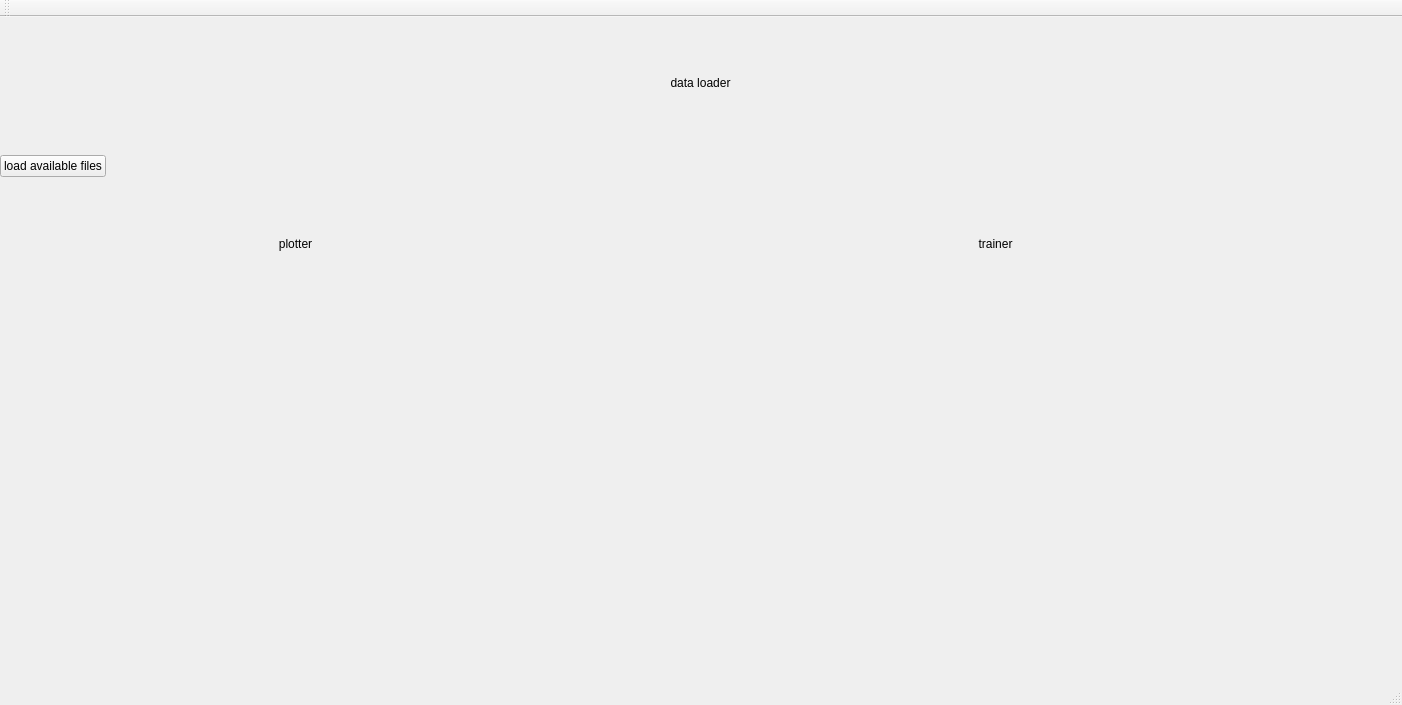
Old version of the form gui/controlboard.ui in the repository wiederin/linear-regression-pipeline.
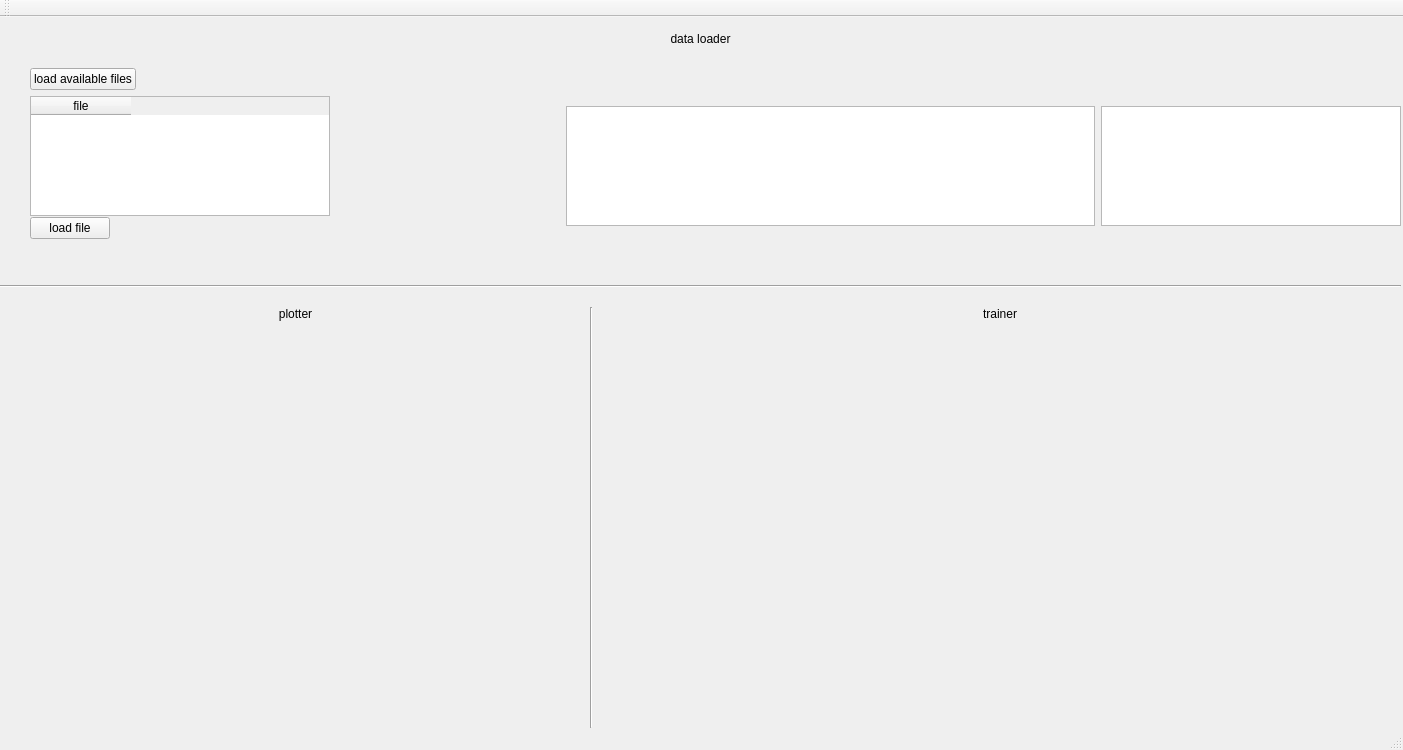
New version of the form.

Commit message: readme gui gen. note and controlboard gui file list implemented + basic layout

```diff
--- a/gui/controlboard.ui
+++ b/gui/controlboard.ui
@@ -6,12 +6,24 @@
    <rect>
     <x>0</x>
     <y>0</y>
-    <width>1402</width>
-    <height>705</height>
+    <width>1403</width>
+    <height>750</height>
    </rect>
   </property>
+  <property name="sizePolicy">
+   <sizepolicy hsizetype="Maximum" vsizetype="Maximum">
+    <horstretch>0</horstretch>
+    <verstretch>0</verstretch>
+   </sizepolicy>
+  </property>
+  <property name="maximumSize">
+   <size>
+    <width>16777215</width>
+    <height>16777215</height>
+   </size>
+  </property>
   <property name="windowTitle">
-   <string>pipeline controlboard</string>
+   <string>controlboard</string>
   </property>
   <property name="unifiedTitleAndToolBarOnMac">
    <bool>true</bool>
@@ -23,7 +35,7 @@
       <x>0</x>
       <y>0</y>
       <width>1401</width>
-      <height>221</height>
+      <height>288</height>
      </rect>
     </property>
     <layout class="QVBoxLayout" name="data_module">
@@ -35,6 +47,18 @@
          <verstretch>0</verstretch>
         </sizepolicy>
        </property>
+       <property name="minimumSize">
+        <size>
+         <width>0</width>
+         <height>0</height>
+        </size>
+       </property>
+       <property name="maximumSize">
+        <size>
+         <width>16777215</width>
+         <height>15</height>
+        </size>
+       </property>
        <property name="text">
         <string>data loader</string>
        </property>
@@ -44,15 +68,143 @@
       </widget>
      </item>
      <item>
-      <widget class="QPushButton" name="lfs_button">
-       <property name="sizePolicy">
-        <sizepolicy hsizetype="Maximum" vsizetype="Maximum">
-         <horstretch>0</horstretch>
-         <verstretch>0</verstretch>
-        </sizepolicy>
-       </property>
-       <property name="text">
-        <string>load available files</string>
+      <layout class="QHBoxLayout" name="horizontalLayout_3">
+       <item>
+        <spacer name="horizontalSpacer">
+         <property name="orientation">
+          <enum>Qt::Horizontal</enum>
+         </property>
+         <property name="sizeType">
+          <enum>QSizePolicy::Fixed</enum>
+         </property>
+         <property name="sizeHint" stdset="0">
+          <size>
+           <width>30</width>
+           <height>10</height>
+          </size>
+         </property>
+        </spacer>
+       </item>
+       <item>
+        <layout class="QVBoxLayout" name="verticalLayout">
+         <item alignment="Qt::AlignLeft">
+          <widget class="QPushButton" name="lfs_button">
+           <property name="sizePolicy">
+            <sizepolicy hsizetype="Maximum" vsizetype="Maximum">
+             <horstretch>0</horstretch>
+             <verstretch>0</verstretch>
+            </sizepolicy>
+           </property>
+           <property name="text">
+            <string>load available files</string>
+           </property>
+          </widget>
+         </item>
+         <item alignment="Qt::AlignLeft|Qt::AlignVCenter">
+          <widget class="QTableWidget" name="file_list_view">
+           <property name="sizePolicy">
+            <sizepolicy hsizetype="Maximum" vsizetype="Ignored">
+             <horstretch>0</horstretch>
+             <verstretch>0</verstretch>
+            </sizepolicy>
+           </property>
+           <property name="minimumSize">
+            <size>
+             <width>300</width>
+             <height>120</height>
+            </size>
+           </property>
+           <property name="maximumSize">
+            <size>
+             <width>130</width>
+             <height>100</height>
+            </size>
+           </property>
+           <column>
+            <property name="text">
+             <string>file</string>
+            </property>
+           </column>
+          </widget>
+         </item>
+         <item>
+          <spacer name="verticalSpacer">
+           <property name="orientation">
+            <enum>Qt::Vertical</enum>
+           </property>
+           <property name="sizeType">
+            <enum>QSizePolicy::Fixed</enum>
+           </property>
+           <property name="sizeHint" stdset="0">
+            <size>
+             <width>20</width>
+             <height>20</height>
+            </size>
+           </property>
+          </spacer>
+         </item>
+         <item alignment="Qt::AlignLeft|Qt::AlignVCenter">
+          <widget class="QPushButton" name="lf_button">
+           <property name="enabled">
+            <bool>true</bool>
+           </property>
+           <property name="sizePolicy">
+            <sizepolicy hsizetype="Maximum" vsizetype="Maximum">
+             <horstretch>0</horstretch>
+             <verstretch>0</verstretch>
+            </sizepolicy>
+           </property>
+           <property name="maximumSize">
+            <size>
+             <width>150</width>
+             <height>16777215</height>
+            </size>
+           </property>
+           <property name="text">
+            <string>load file</string>
+           </property>
+          </widget>
+         </item>
+        </layout>
+       </item>
+       <item>
+        <widget class="QTextBrowser" name="textBrowser">
+         <property name="sizePolicy">
+          <sizepolicy hsizetype="Maximum" vsizetype="Maximum">
+           <horstretch>0</horstretch>
+           <verstretch>0</verstretch>
+          </sizepolicy>
+         </property>
+         <property name="maximumSize">
+          <size>
+           <width>700</width>
+           <height>120</height>
+          </size>
+         </property>
+        </widget>
+       </item>
+       <item>
+        <widget class="QTextBrowser" name="textBrowser_2">
+         <property name="sizePolicy">
+          <sizepolicy hsizetype="Maximum" vsizetype="Maximum">
+           <horstretch>0</horstretch>
+           <verstretch>0</verstretch>
+          </sizepolicy>
+         </property>
+         <property name="maximumSize">
+          <size>
+           <width>300</width>
+           <height>120</height>
+          </size>
+         </property>
+        </widget>
+       </item>
+      </layout>
+     </item>
+     <item>
+      <widget class="Line" name="line">
+       <property name="orientation">
+        <enum>Qt::Horizontal</enum>
        </property>
       </widget>
      </item>
@@ -62,9 +214,9 @@
     <property name="geometry">
      <rect>
       <x>0</x>
-      <y>220</y>
+      <y>290</y>
       <width>591</width>
-      <height>451</height>
+      <height>421</height>
      </rect>
     </property>
     <layout class="QHBoxLayout" name="plotter_module">
@@ -84,12 +236,19 @@
     <property name="geometry">
      <rect>
       <x>590</x>
-      <y>220</y>
+      <y>290</y>
       <width>811</width>
-      <height>451</height>
+      <height>421</height>
      </rect>
     </property>
     <layout class="QHBoxLayout" name="trainer_module">
+     <item>
+      <widget class="Line" name="line_2">
+       <property name="orientation">
+        <enum>Qt::Vertical</enum>
+       </property>
+      </widget>
+     </item>
      <item>
       <widget class="QLabel" name="trainer_label">
        <property name="text">
@@ -102,19 +261,6 @@
      </item>
     </layout>
    </widget>
-   <widget class="QProgressBar" name="progressBar">
-    <property name="geometry">
-     <rect>
-      <x>50</x>
-      <y>670</y>
-      <width>118</width>
-      <height>23</height>
-     </rect>
-    </property>
-    <property name="value">
-     <number>24</number>
-    </property>
-   </widget>
   </widget>
   <widget class="QStatusBar" name="statusbar"/>
   <widget class="QToolBar" name="toolBar">
```
The commit also changes 2 other files.
